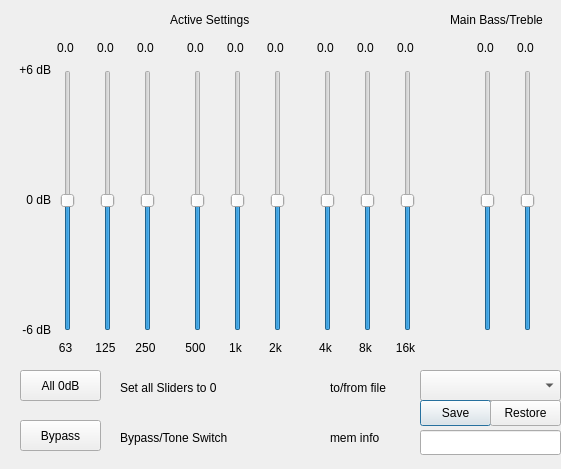
Qt form eqdialog.ui (AceOfSnakes/AvrPioRemote) before a commit.
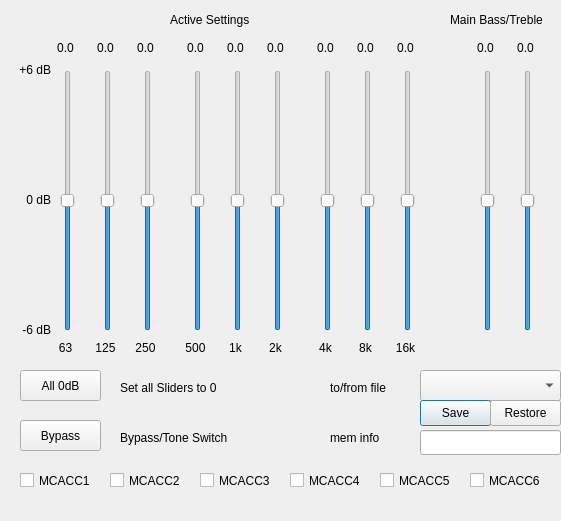
The same form after that commit.

Commit message: Zugriff auf die 6 McACC Speicher hinzugefügt.

The edit to the form file:
```diff
--- a/eqdialog.ui
+++ b/eqdialog.ui
@@ -7,7 +7,7 @@
     <x>0</x>
     <y>0</y>
     <width>561</width>
-    <height>469</height>
+    <height>521</height>
    </rect>
   </property>
   <property name="windowTitle">
@@ -872,6 +872,84 @@
     <string>Set all Sliders to 0</string>
    </property>
   </widget>
+  <widget class="QCheckBox" name="mc1">
+   <property name="geometry">
+    <rect>
+     <x>20</x>
+     <y>470</y>
+     <width>81</width>
+     <height>21</height>
+    </rect>
+   </property>
+   <property name="text">
+    <string>MCACC1</string>
+   </property>
+  </widget>
+  <widget class="QCheckBox" name="mc2">
+   <property name="geometry">
+    <rect>
+     <x>110</x>
+     <y>470</y>
+     <width>81</width>
+     <height>21</height>
+    </rect>
+   </property>
+   <property name="text">
+    <string>MCACC2</string>
+   </property>
+  </widget>
+  <widget class="QCheckBox" name="mc3">
+   <property name="geometry">
+    <rect>
+     <x>200</x>
+     <y>470</y>
+     <width>81</width>
+     <height>21</height>
+    </rect>
+   </property>
+   <property name="text">
+    <string>MCACC3</string>
+   </property>
+  </widget>
+  <widget class="QCheckBox" name="mc4">
+   <property name="geometry">
+    <rect>
+     <x>290</x>
+     <y>470</y>
+     <width>81</width>
+     <height>21</height>
+    </rect>
+   </property>
+   <property name="text">
+    <string>MCACC4</string>
+   </property>
+  </widget>
+  <widget class="QCheckBox" name="mc5">
+   <property name="geometry">
+    <rect>
+     <x>380</x>
+     <y>470</y>
+     <width>81</width>
+     <height>21</height>
+    </rect>
+   </property>
+   <property name="text">
+    <string>MCACC5</string>
+   </property>
+  </widget>
+  <widget class="QCheckBox" name="mc6">
+   <property name="geometry">
+    <rect>
+     <x>470</x>
+     <y>470</y>
+     <width>81</width>
+     <height>21</height>
+    </rect>
+   </property>
+   <property name="text">
+    <string>MCACC6</string>
+   </property>
+  </widget>
  </widget>
  <resources/>
  <connections/>
```
The commit also changes 2 other files.
